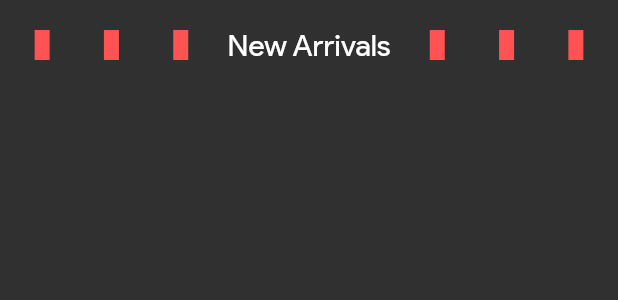
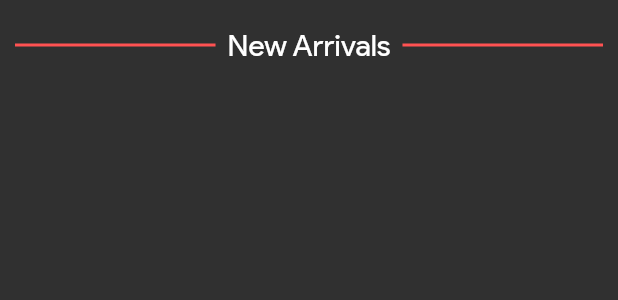
Before and after one commit to OmarMach/ecommerce_skeleton, a Flutter app: the HomeTitleWidget widget shown alone on an empty page, opened directly, on a phone screen of 412 x 824 dp. Shown: the top 300 px of the screen. Run offline on Flutter 3.47's test engine with Material 2 defaults, Android fonts, the phone set to English and light mode, and no system bars; our stand-ins replace cached_network_image, carousel_slider, flutter_icons, font_awesome_flutter, photo_view, shared_preferences; missing offline and left inert: woocommerce; accounts and stored records are empty; network calls fail.

Commit message:
fixed homescreen lines

```diff
--- a/lib/screens/homeScreen.dart
+++ b/lib/screens/homeScreen.dart
@@ -31,9 +31,6 @@ class _HomeScreenState extends State<HomeScreen> {
       body: SingleChildScrollView(
         physics: BouncingScrollPhysics(),
         child: SafeArea(
-          child: Center(
-            child: Padding(
-              padding: const EdgeInsets.all(8.0),
           child: Container(
             decoration: BoxDecoration(
               image: DecorationImage(
@@ -42,6 +39,10 @@ class _HomeScreenState extends State<HomeScreen> {
                 image: AssetImage('assets/images/background.jpg'),
               ),
             ),
+            child: Center(
+              child: Padding(
+                padding: const EdgeInsets.all(8.0),
+                child: Container(
                   child: Column(
                     crossAxisAlignment: CrossAxisAlignment.stretch,
                     children: [
@@ -89,6 +90,7 @@ class _HomeScreenState extends State<HomeScreen> {
             ),
           ),
         ),
+      ),
     );
   }
 }
@@ -100,49 +102,37 @@ class HomeTitleWidget extends StatelessWidget {
     Key key,
     @required this.title,
   }) : super(key: key);
-  final ScrollController _scrollController = ScrollController();
 
   @override
   Widget build(BuildContext context) {
-    SchedulerBinding.instance.addPostFrameCallback((_) {
-      _scrollController.jumpTo(_scrollController.position.maxScrollExtent / 2);
-    });
-
     final size = MediaQuery.of(context).size;
 
     return Padding(
       padding: const EdgeInsets.all(10.0),
-      child: SingleChildScrollView(
-        scrollDirection: Axis.horizontal,
-        controller: _scrollController,
-        physics: NeverScrollableScrollPhysics(),
-        child: SizedBox(
-          width: size.width * 1.2,
       child: Row(
         mainAxisAlignment: MainAxisAlignment.spaceAround,
         children: [
-              redBox,
-              redBox,
-              redBox,
-              redBox,
-              InkWell(
-                onTap: () {
-                  _scrollController
-                      .jumpTo(_scrollController.position.maxScrollExtent / 2);
-                },
+          Expanded(
+            child: Divider(
+              color: Colors.redAccent,
+              thickness: 2,
+            ),
+          ),
+          Padding(
+            padding: const EdgeInsets.all(8.0),
             child: Text(
               title,
               style: Theme.of(context).textTheme.headline6,
               textAlign: TextAlign.center,
             ),
           ),
-              redBox,
-              redBox,
-              redBox,
-              redBox,
-            ],
+          Expanded(
+            child: Divider(
+              color: Colors.redAccent,
+              thickness: 2,
             ),
           ),
+        ],
       ),
     );
   }
```
Lines whose indentation alone changed are shown as unchanged.
